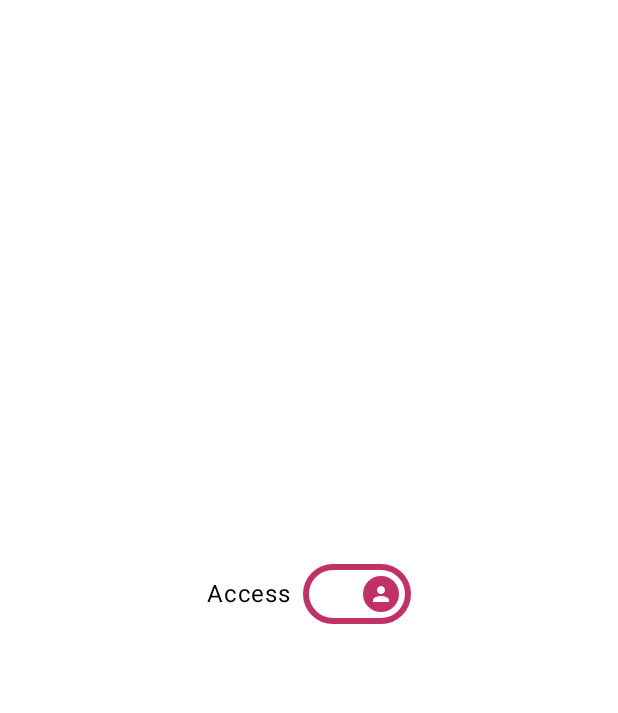
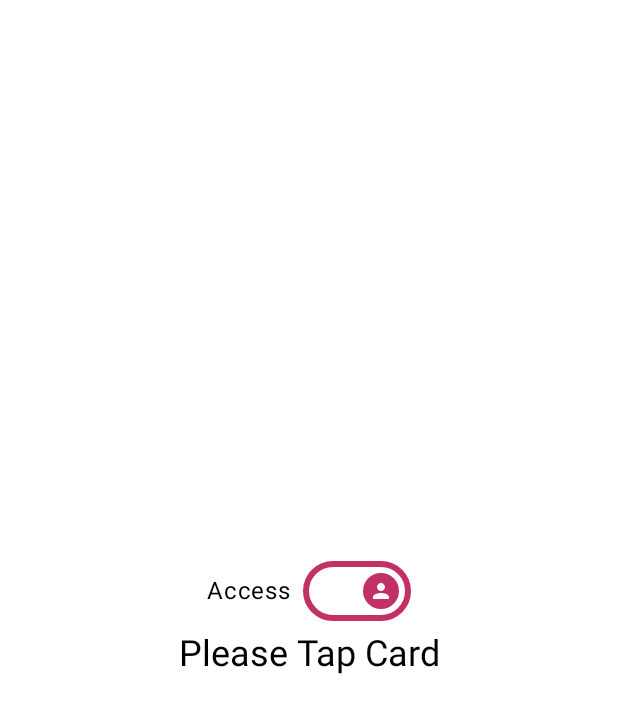
Before and after one commit to ernestguevara/CircleBarNfc, an Android app built with Jetpack Compose: the screen it shows after launch (MainActivity), on a phone screen of 412 x 824 dp. Shown: the top 713 px of the screen. Run offline under Robolectric (Android 15) with nearby library versions, the phone set to English and light mode, and no system bars.

Commit message:
impl basic ui and info handle error messages

```diff
--- a/app/src/main/java/com/simplifier/circlebarnfc/presentation/MainScreen.kt
+++ b/app/src/main/java/com/simplifier/circlebarnfc/presentation/MainScreen.kt
@@ -26,7 +26,11 @@ import androidx.compose.ui.Modifier
 import androidx.compose.ui.graphics.Color
 import androidx.compose.ui.platform.LocalContext
 import androidx.compose.ui.unit.dp
+import com.simplifier.circlebarnfc.domain.model.CustomerModel
 import com.simplifier.circlebarnfc.presentation.components.CustomSwitch
+import com.simplifier.circlebarnfc.presentation.components.CustomText
+import com.simplifier.circlebarnfc.presentation.components.CustomerDetails
+import com.simplifier.circlebarnfc.presentation.components.PaymentDetails
 import com.simplifier.circlebarnfc.presentation.utils.CoroutineHelper
 import com.simplifier.circlebarnfc.presentation.utils.MifareClassicHelper
 import kotlinx.coroutines.CoroutineScope
@@ -49,6 +53,7 @@ fun MainScreen(mainViewModel: MainViewModel) {
     val message: String by mainViewModel.message.collectAsState()
 
     val access: Boolean by mainViewModel.isAccess.collectAsState()
+    val customerDetails: CustomerModel by mainViewModel.customerDetails.collectAsState()
 
     LaunchedEffect(tag) {
         taskJob.value?.cancel()
@@ -60,6 +65,7 @@ fun MainScreen(mainViewModel: MainViewModel) {
             Log.i(TAG, "MainScreen: launched effect called tag not null")
         } else {
             mainViewModel.tagRemoved()
+            mainViewModel.setMessage("Please Tap Card")
             Log.i(TAG, "MainScreen: launched effect called tag null")
         }
     }
@@ -72,14 +78,22 @@ fun MainScreen(mainViewModel: MainViewModel) {
         verticalArrangement = Arrangement.Center,
         horizontalAlignment = Alignment.CenterHorizontally
     ) {
-        CustomSwitch(textArray = listOf("Access","Payment")) { isChecked ->
+        CustomSwitch(textArray = listOf("Access", "Payment")) { isChecked ->
             mainViewModel.setAccess(isChecked)
         }
 
         // gap between switch and the text
         Spacer(modifier = Modifier.height(height = 8.dp))
 
-        Text(text = message)
+        CustomText(text = message)
+
+        if (mainViewModel.checkCustomerFields(customerDetails)) {
+            if (access) {
+                CustomerDetails(customer = customerDetails)
+            } else {
+                PaymentDetails(customer = customerDetails)
+            }
+        }
     }
 }
 
--- /dev/null
+++ b/app/src/main/java/com/simplifier/circlebarnfc/presentation/components/CustomText.kt
@@ -0,0 +1,42 @@
+package com.simplifier.circlebarnfc.presentation.components
+
+import androidx.compose.foundation.layout.*
+import androidx.compose.material3.Text
+import androidx.compose.runtime.Composable
+import androidx.compose.ui.Modifier
+import androidx.compose.ui.graphics.Color
+import androidx.compose.ui.text.TextStyle
+import androidx.compose.ui.text.buildAnnotatedString
+import androidx.compose.ui.text.font.FontWeight
+import androidx.compose.ui.text.style.TextAlign
+import androidx.compose.ui.text.style.TextOverflow
+import androidx.compose.ui.unit.TextUnit
+
+import androidx.compose.ui.unit.sp
+
+@Composable
+fun CustomText(
+    text: String,
+    isBold: Boolean = false,
+    fontSize: TextUnit = 24.sp,
+    color: Color = Color.Unspecified,
+    alignment: TextAlign = TextAlign.Start,
+    modifier: Modifier = Modifier
+) {
+    val style = TextStyle(
+        fontWeight = if (isBold) FontWeight.Bold else null,
+        fontSize = fontSize,
+        color = color
+    )
+
+    Text(
+        text = buildAnnotatedString {
+            pushStyle(style.toSpanStyle())
+            append(text)
+        },
+        modifier = modifier,
+        style = style,
+        textAlign = alignment,
+        overflow = TextOverflow.Ellipsis
+    )
+}
--- a/app/src/main/java/com/simplifier/circlebarnfc/presentation/utils/MifareClassicHelper.kt
+++ b/app/src/main/java/com/simplifier/circlebarnfc/presentation/utils/MifareClassicHelper.kt
@@ -3,6 +3,7 @@ package com.simplifier.circlebarnfc.presentation.utils
 import android.nfc.Tag
 import android.nfc.tech.MifareClassic
 import android.util.Log
+import com.simplifier.circlebarnfc.main
 import com.simplifier.circlebarnfc.presentation.MainViewModel
 import java.io.IOException
 
@@ -62,12 +63,13 @@ object MifareClassicHelper {
                         mainViewModel.setAuthentication(true)
                         operations.invoke(mifareClassic)
                     } else {
+                        mainViewModel.setMessage("Invalid Access!\nPlease check your card...")
                         mainViewModel.setAuthentication(false)
                         Log.i(TAG, "handleMifareClassic: authentication failed")
                     }
                 } catch (e: IOException) {
                     Log.i(TAG, "handleMifareClassic: IO Exception")
-                    mainViewModel.setMessage("Please check card connection")
+                    mainViewModel.setMessage("Please Tap Card")
                 } catch (e: Exception) {
                     mainViewModel.setMessage("Error reading data: ${e.message}")
                 } finally {
```
Also changed, not shown: app/src/main/java/com/simplifier/circlebarnfc/presentation/MainViewModel.kt (+66 -68 lines), app/src/main/java/com/simplifier/circlebarnfc/presentation/components/CustomerDetails.kt (added, +49 -0 lines), app/src/main/java/com/simplifier/circlebarnfc/presentation/components/PaymentDetails.kt (added, +42 -0 lines).
